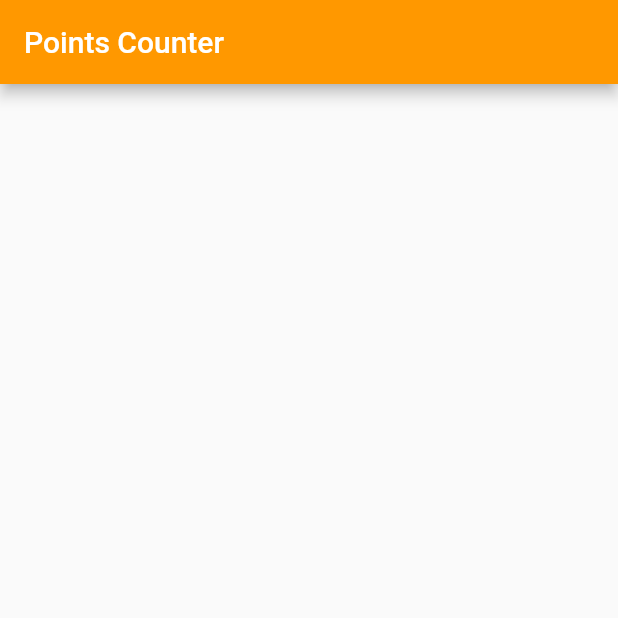
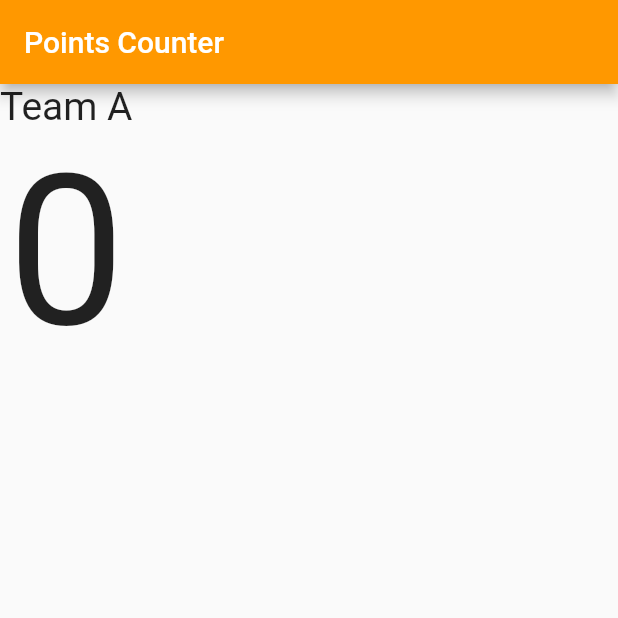
Before and after one commit to ImadDz-7/Basketball-Points-Counter-App, a Flutter app: the screen it shows after launch, on a phone screen of 412 x 824 dp, the top half of it. Run offline on Flutter 3.47's test engine with Material 2 defaults, Android fonts, the light colour scheme and no system bars.

Commit message:
Design the first Column (Team A) & adding texts

```diff
--- a/lib/main.dart
+++ b/lib/main.dart
@@ -16,6 +16,22 @@ class PointsCounter extends StatelessWidget {
           title: const Text('Points Counter'),
           backgroundColor: Colors.orange,
         ),
+        body: Column(
+          children: [
+            Text(
+              'Team A',
+              style: TextStyle(
+                fontSize: 26,
+              ),
+            ),
+            Text(
+              '0',
+              style: TextStyle(
+                fontSize: 140,
+              ),
+            ),
+          ],
+        ),
       ),
     );
   }
```
